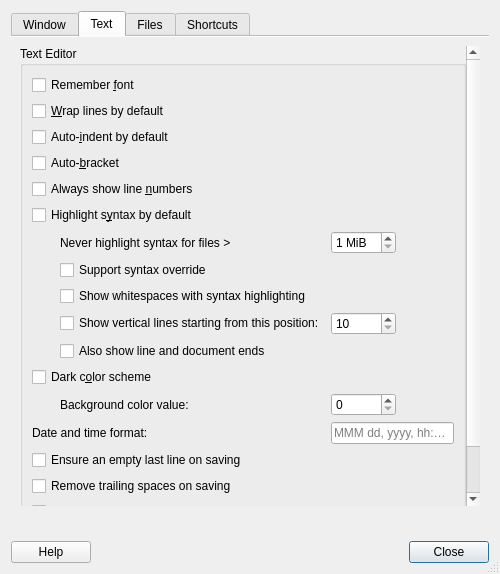
This is featherpad/predDialog.ui in vecnathewhisperd0/FeatherPad as Qt 5 draws it before an edit. The edited form follows.
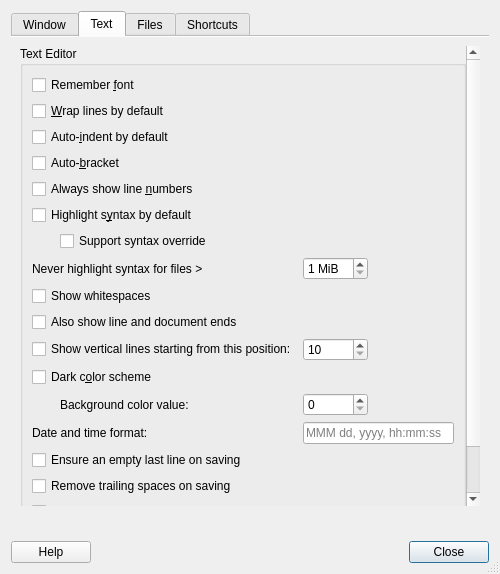
This is the edited form. The open tabs and pages were chosen to show the change. Icons and pictures are not drawn.

Commit message:
Whitespaces/position lines with normal texts
which makes they hyperlinks usable too.

Also fixed small issues here and there, especially the horizontal scrollbar with wrapping and the statusbar message with "Help"".

```diff
--- a/featherpad/predDialog.ui
+++ b/featherpad/predDialog.ui
@@ -412,23 +412,16 @@
                 </property>
                </spacer>
               </item>
-              <item row="6" column="1">
-               <widget class="QLabel" name="label">
+
+
+              <item row="6" column="1" colspan="2">
+               <widget class="QCheckBox" name="enforceSyntaxBox">
+                <property name="toolTip">
+                 <string>This creates a menu button on the
+status bar for changing the syntax.</string>
+                </property>
                 <property name="text">
-                 <string>Never highlight syntax for files &gt; </string>
-                </property>
-               </widget>
-              </item>
-              <item row="6" column="2">
-               <widget class="QSpinBox" name="spinBox">
-                <property name="suffix">
-                 <string> MiB</string>
-                </property>
-                <property name="minimum">
-                 <number>1</number>
-                </property>
-                <property name="maximum">
-                 <number>10</number>
+                 <string>Support syntax override</string>
                 </property>
                </widget>
               </item>
@@ -448,29 +441,46 @@
                 </property>
                </spacer>
               </item>
-              <item row="7" column="1" colspan="2">
-               <widget class="QCheckBox" name="enforceSyntaxBox">
-                <property name="toolTip">
-                 <string>This creates a menu button on the
-status bar for changing the syntax.</string>
-                </property>
+              <item row="7" column="0" colspan="2">
+               <widget class="QLabel" name="label">
                 <property name="text">
-                 <string>Support syntax override</string>
+                 <string>Never highlight syntax for files &gt; </string>
                 </property>
                </widget>
               </item>
-              <item row="8" column="1" colspan="2">
+              <item row="7" column="2">
+               <widget class="QSpinBox" name="spinBox">
+                <property name="suffix">
+                 <string> MiB</string>
+                </property>
+                <property name="minimum">
+                 <number>1</number>
+                </property>
+                <property name="maximum">
+                 <number>10</number>
+                </property>
+               </widget>
+              </item>
+              <item row="8" column="0" colspan="3">
                <widget class="QCheckBox" name="whiteSpaceBox">
                 <property name="toolTip">
                  <string>Show spaces, tabs and tab lines
 when the syntax is highlighted.</string>
                 </property>
                 <property name="text">
-                 <string>Show whitespaces with syntax highlighting</string>
+                 <string>Show whitespaces</string>
                 </property>
                </widget>
               </item>
-              <item row="9" column="1">
+
+              <item row="9" column="0" colspan="3">
+               <widget class="QCheckBox" name="endingsBox">
+                <property name="text">
+                 <string>Also show line and document ends</string>
+                </property>
+               </widget>
+              </item>
+              <item row="10" column="0" colspan="2">
                <widget class="QCheckBox" name="vLineBox">
                 <property name="toolTip">
                  <string>The vertical position lines will be drawn only if
@@ -481,7 +491,7 @@
                 </property>
                </widget>
               </item>
-              <item row="9" column="2">
+              <item row="10" column="2">
                <widget class="QSpinBox" name="vLineSpin">
                 <property name="toolTip">
                  <string>The vertical position lines will be drawn only if
@@ -495,13 +505,6 @@
                 </property>
                </widget>
               </item>
-              <item row="10" column="1" colspan="2">
-               <widget class="QCheckBox" name="endingsBox">
-                <property name="text">
-                 <string>Also show line and document ends</string>
-                </property>
-               </widget>
-              </item>
               <item row="11" column="0" colspan="3">
                <widget class="QCheckBox" name="colBox">
                 <property name="toolTip">
```
The commit also changes 17 other files.
